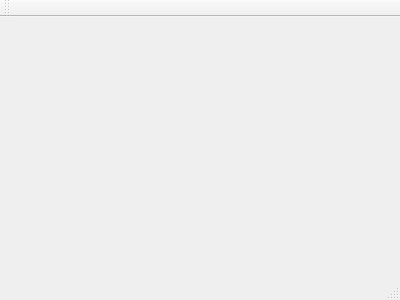
Old version of the form mainwindow.ui in the repository TheophileStauder/CPOA_Trottipret.
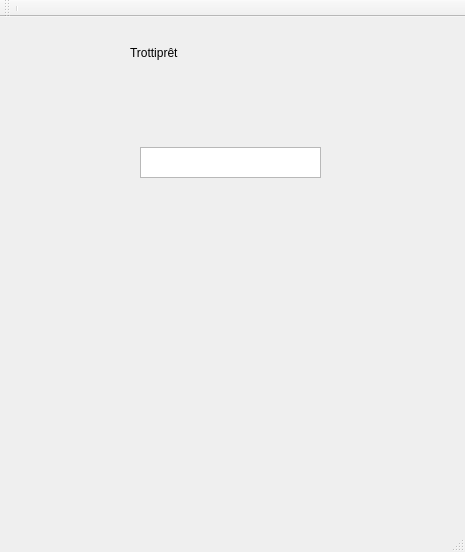
New version of the form.

The edit to the form file:
```diff
--- a/mainwindow.ui
+++ b/mainwindow.ui
@@ -1,24 +1,66 @@
 <ui version="4.0">
- <class>MainWindow</class>
- <widget class="QMainWindow" name="MainWindow" >
-  <property name="geometry" >
+ <class>Trottipret</class>
+ <widget class="QMainWindow" name="Trottipret">
+  <property name="geometry">
    <rect>
     <x>0</x>
     <y>0</y>
-    <width>400</width>
-    <height>300</height>
+    <width>465</width>
+    <height>552</height>
    </rect>
   </property>
   <property name="windowTitle" >
    <string>MainWindow</string>
   </property>
-  <widget class="QMenuBar" name="menuBar" />
-  <widget class="QToolBar" name="mainToolBar" />
-  <widget class="QWidget" name="centralWidget" />
-  <widget class="QStatusBar" name="statusBar" />
+  <widget class="QWidget" name="centralWidget">
+   <widget class="QLabel" name="label">
+    <property name="geometry">
+     <rect>
+      <x>130</x>
+      <y>10</y>
+      <width>221</width>
+      <height>51</height>
+     </rect>
+    </property>
+    <property name="styleSheet">
+     <string notr="true">font: 27pt &quot;Umpush&quot;;</string>
+    </property>
+    <property name="text">
+     <string>Trottiprêt</string>
+    </property>
+    <property name="textFormat">
+     <enum>Qt::PlainText</enum>
+    </property>
+    <property name="margin">
+     <number>6</number>
+    </property>
+    <property name="indent">
+     <number>-1</number>
+    </property>
+   </widget>
+   <widget class="QTextBrowser" name="textBrowser">
+    <property name="geometry">
+     <rect>
+      <x>140</x>
+      <y>130</y>
+      <width>181</width>
+      <height>31</height>
+     </rect>
+    </property>
+   </widget>
+  </widget>
+  <widget class="QToolBar" name="mainToolBar">
+   <attribute name="toolBarArea">
+    <enum>TopToolBarArea</enum>
+   </attribute>
+   <attribute name="toolBarBreak">
+    <bool>false</bool>
+   </attribute>
+   <addaction name="separator"/>
+  </widget>
+  <widget class="QStatusBar" name="statusBar"/>
  </widget>
- <layoutDefault spacing="6" margin="11" />
- <pixmapfunction></pixmapfunction>
+ <layoutdefault spacing="6" margin="11"/>
  <resources/>
  <connections/>
 </ui>
```
Left out of the diff: 3 changed lines with no effect on the pictures.
